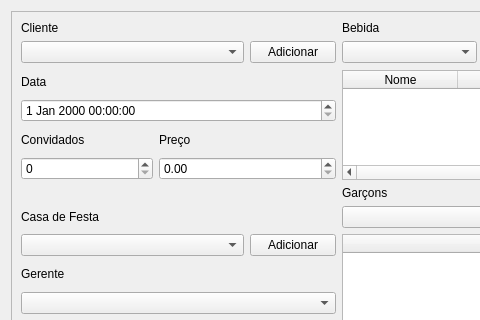
Before: the Qt Designer form GUI/festa.ui in fvendrameto/Databases-Final-Project, drawn with Qt 5; both pictures show x 0 to 480 and y 0 to 320 of the 680 by 606 pixel window.
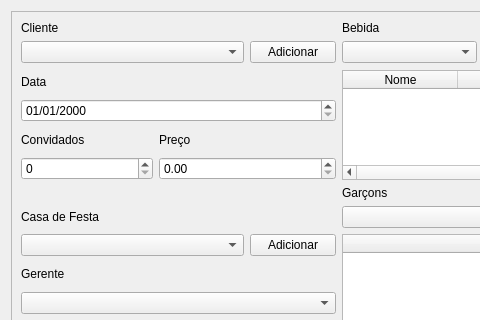
After: the same form once the commit is applied.

```diff
--- a/GUI/festa.ui
+++ b/GUI/festa.ui
@@ -110,7 +110,11 @@
        </widget>
       </item>
       <item row="3" column="0" colspan="3">
-       <widget class="QDateTimeEdit" name="data_timeEdit"/>
+       <widget class="QDateTimeEdit" name="data_timeEdit">
+        <property name="displayFormat">
+         <string>dd/MM/yyyy</string>
+        </property>
+       </widget>
       </item>
       <item row="4" column="0">
        <widget class="QLabel" name="convidados_label">
```
